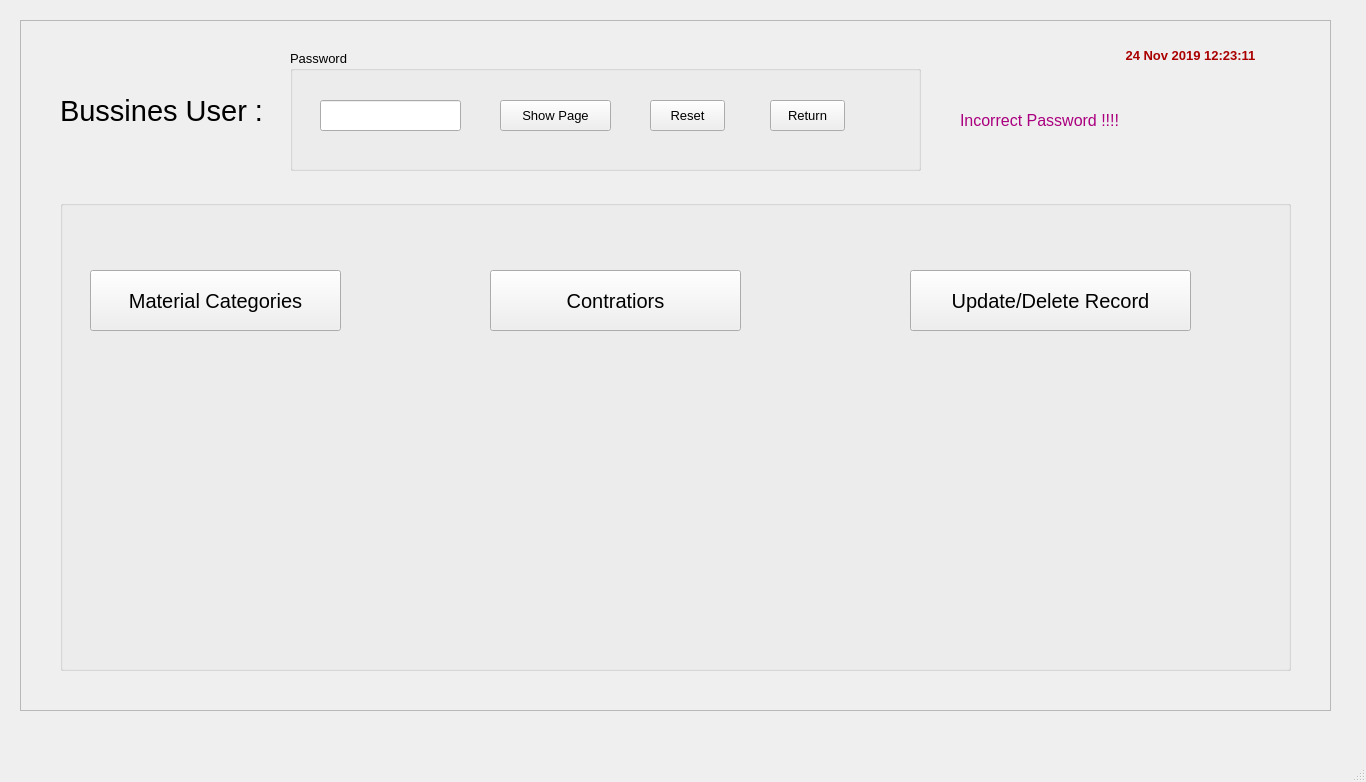
sanjaymanegit/testRepo, file FCI/ui/fci_14_admin_bu.ui: the form before one commit.
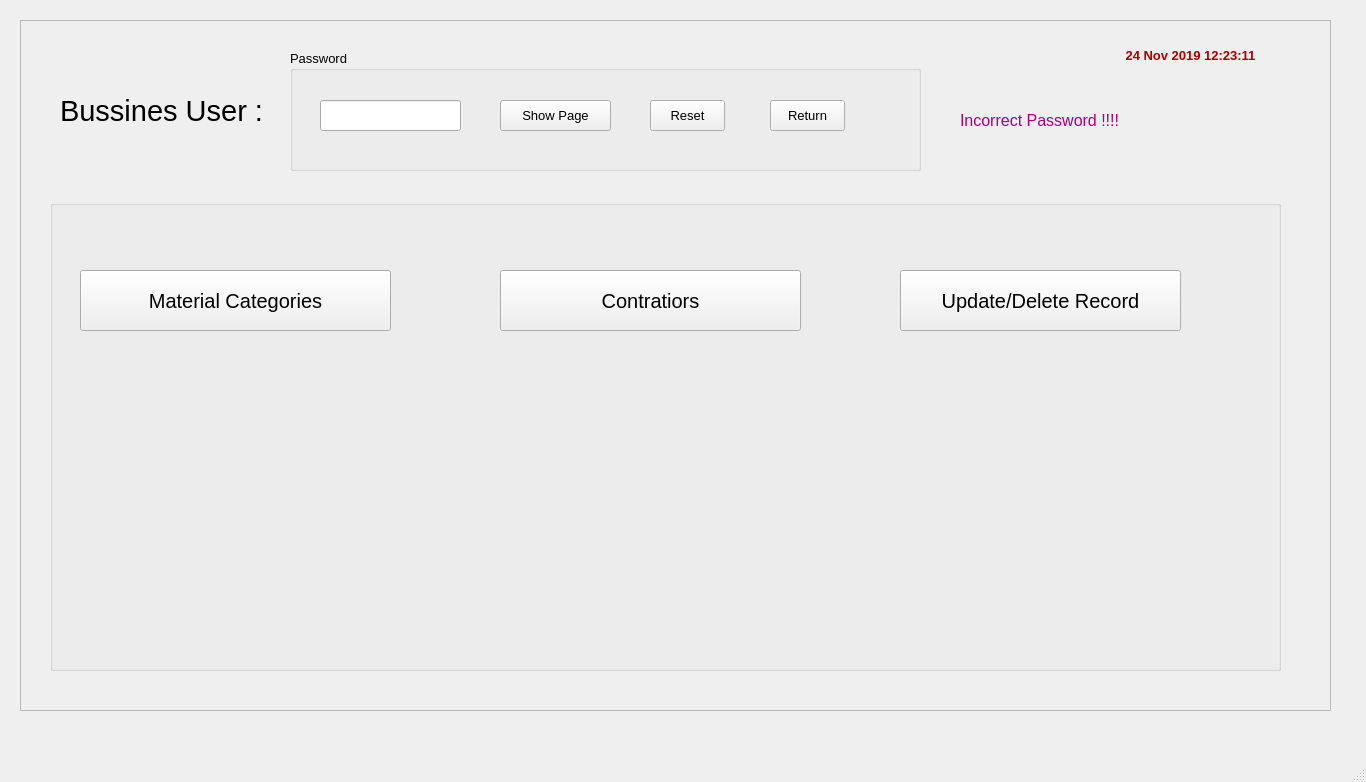
The form after the commit.

The edit to the form file:
```diff
--- a/FCI/ui/fci_14_admin_bu.ui
+++ b/FCI/ui/fci_14_admin_bu.ui
@@ -131,7 +131,7 @@
     <widget class="QGroupBox" name="groupBox_2">
      <property name="geometry">
       <rect>
-       <x>40</x>
+       <x>30</x>
        <y>180</y>
        <width>1231</width>
        <height>471</height>
@@ -149,9 +149,9 @@
      <widget class="QPushButton" name="pushButton_5">
       <property name="geometry">
        <rect>
-        <x>430</x>
+        <x>450</x>
         <y>70</y>
-        <width>251</width>
+        <width>301</width>
         <height>61</height>
        </rect>
       </property>
@@ -164,7 +164,7 @@
        <rect>
         <x>30</x>
         <y>70</y>
-        <width>251</width>
+        <width>311</width>
         <height>61</height>
        </rect>
       </property>
```
